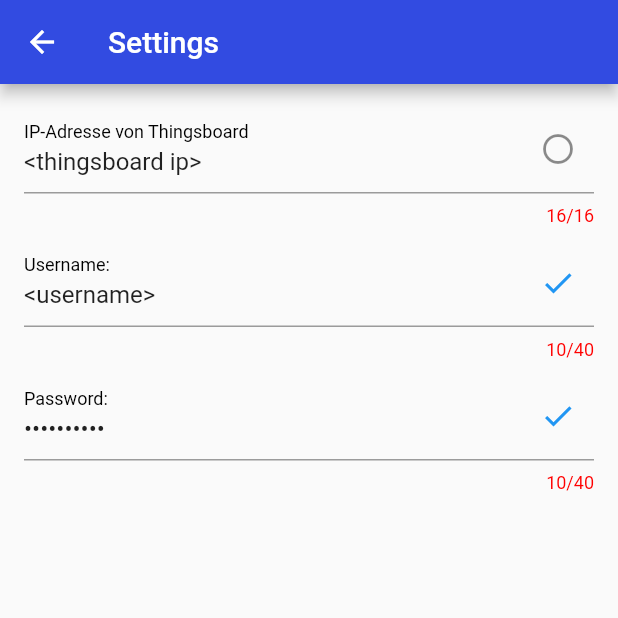
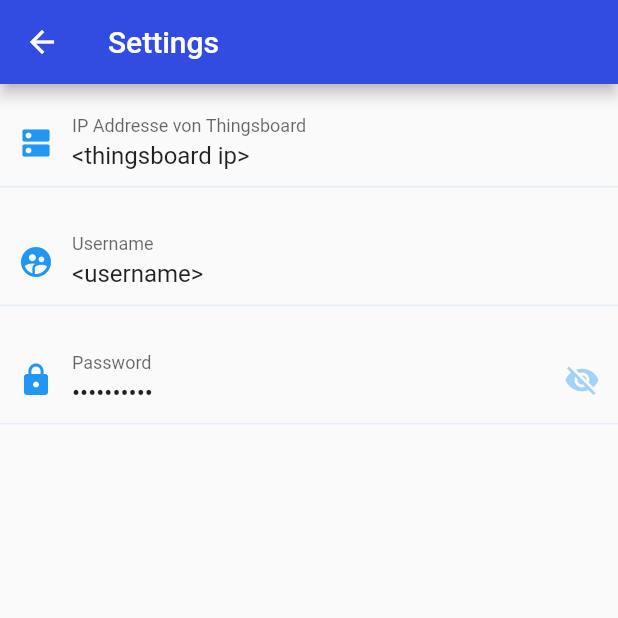
Before and after one commit to b9-rzt/air-quality-monitoring, a Flutter app: the screen it shows after launch, after a tap on "Einstellungen", on a phone screen of 412 x 824 dp, the top half of it. Run offline on Flutter 3.47's test engine with Material 2 defaults, Android fonts, the phone set to English and light mode, and no system bars; our stand-ins replace flutter_secure_storage, syncfusion_flutter_gauges; missing offline and left inert: thingsboard_client.

Commit message:
update settings

```diff
--- a/lib/main.dart
+++ b/lib/main.dart
@@ -13,6 +13,7 @@
   @override
   Widget build(BuildContext context) {
     return MaterialApp(
+      debugShowCheckedModeBanner: false,
       title: 'Flutter Thingsboard',
       theme: ThemeData(
         primarySwatch: Colors.blue,
--- a/lib/pages/settings.dart
+++ b/lib/pages/settings.dart
@@ -1,7 +1,5 @@
 import 'package:flutter/material.dart';
 import 'package:myapp/Backend/thingsboard_adapter_client.dart';
-import 'package:myapp/value/settvalue.dart';
-// import 'package:regexed_validator/regexed_validator.dart';
 
 /// Settings Page
 class Settings extends StatefulWidget {
@@ -16,62 +14,7 @@
 class _SettingsState extends State<Settings> {
   final ThingsboardAdapterClient _c;
   _SettingsState(this._c);
-
-  /// list with settings
-  List<Setting> sett = [];
-
-  /// definition of the most used icons
-  Icon check = const Icon(Icons.check, color: Colors.blue);
-  Icon close = const Icon(Icons.close, color: Colors.red);
-
-  @override
-  void initState() {
-    addSettings();
-    super.initState();
-  }
-
-  /// initiate the settings
-  void addSettings() {
-    /// setting ip address
-    sett.add(Setting("IPAddress", const Icon(Icons.circle_outlined),
-        "IP-Adresse von Thingsboard", (String v) {
-      setState(() {
-        sett[0].icon = check;
-        sett[0].valuetext = v;
-        sett[0].saveSetting(_c);
-        // sett[0].helpertext = "";
-      });
-      // if (validator.ip(v)) {
-      //   setState(() {
-      //     sett[0].icon = check;
-      //     sett[0].valuetext = v;
-      //     sett[0].saveSetting(_c);
-      //     sett[0].helpertext = "";
-      //   });
-      // } else {
-      //   setState(() {
-      //     sett[0].icon = close;
-      //     sett[0].helpertext = "Ivalid IP Address!";
-      //   });
-      // }
-    }, "", _c.sa.getElementwithkey("IPAddress"), 16));
-
-    /// setting username
-    sett.add(Setting("Username", check, "Username:", (String v) {
-      setState(() {
-        sett[1].valuetext = v;
-        sett[1].saveSetting(_c);
-      });
-    }, "", _c.sa.getElementwithkey("Username"), 40));
-
-    /// setting password
-    sett.add(Setting.password("Password", check, "Password:", (String v) {
-      setState(() {
-        sett[2].valuetext = v;
-        sett[2].saveSetting(_c);
-      });
-    }, "", _c.sa.getElementwithkey("Password"), 40));
-  }
+  bool _hidePassword = true;
 
   @override
   Widget build(BuildContext context) {
@@ -86,78 +29,113 @@
             children: <Widget>[
               const SizedBox(height: 10),
 
-              /// list the settings on the page
-              for (int count
-                  in List.generate(sett.length, (index) => index + 1))
-                textformfieldSettings(context, sett[count - 1]),
+              Form(
+                child: TextFormField(
+                  onChanged: (value) {
+                    _c.sa.updateElementwithKey("IPAddress", value);
+                  },
+                  initialValue: _c.sa.getElementwithkey("IPAddress"),
+                  keyboardType: TextInputType.text,
+                  decoration: InputDecoration(
+                    labelText: "IP Addresse von Thingsboard",
+                    enabledBorder: UnderlineInputBorder(
+                      borderSide: BorderSide(
+                        color:
+                            Theme.of(context).backgroundColor.withOpacity(0.2),
+                      ),
+                    ),
+                    focusedBorder: UnderlineInputBorder(
+                      borderSide: BorderSide(
+                        color: Theme.of(context).colorScheme.secondary,
+                      ),
+                    ),
+                    prefixIcon: Icon(
+                      Icons.dns,
+                      color: Theme.of(context).colorScheme.secondary,
+                    ),
+                  ),
+                ),
+              ),
+              const SizedBox(
+                height: 20,
+              ),
+
+              Form(
+                child: TextFormField(
+                  onChanged: (value) {
+                    _c.sa.updateElementwithKey("Username", value);
+                  },
+                  initialValue: _c.sa.getElementwithkey("Username"),
+                  keyboardType: TextInputType.emailAddress,
+                  decoration: InputDecoration(
+                    labelText: "Username",
+                    enabledBorder: UnderlineInputBorder(
+                      borderSide: BorderSide(
+                        color:
+                            Theme.of(context).backgroundColor.withOpacity(0.2),
+                      ),
+                    ),
+                    focusedBorder: UnderlineInputBorder(
+                      borderSide: BorderSide(
+                        color: Theme.of(context).colorScheme.secondary,
+                      ),
+                    ),
+                    prefixIcon: Icon(
+                      Icons.supervised_user_circle,
+                      color: Theme.of(context).colorScheme.secondary,
+                    ),
+                  ),
+                ),
+              ),
+              const SizedBox(
+                height: 20,
+              ),
+
+              // Passwordfield
+              Form(
+                child: TextFormField(
+                  onChanged: (value) {
+                    _c.sa.updateElementwithKey("Password", value);
+                  },
+                  keyboardType: TextInputType.text,
+                  obscureText: _hidePassword,
+                  initialValue: _c.sa.getElementwithkey("Password"),
+                  decoration: InputDecoration(
+                    labelText: "Password",
+                    enabledBorder: UnderlineInputBorder(
+                      borderSide: BorderSide(
+                        color:
+                            Theme.of(context).backgroundColor.withOpacity(0.2),
+                      ),
+                    ),
+                    focusedBorder: UnderlineInputBorder(
+                      borderSide: BorderSide(
+                        color: Theme.of(context).colorScheme.secondary,
+                      ),
+                    ),
+                    prefixIcon: Icon(
+                      Icons.lock,
+                      color: Theme.of(context).colorScheme.secondary,
+                    ),
+                    suffixIcon: IconButton(
+                      onPressed: () {
+                        setState(() {
+                          _hidePassword = !_hidePassword;
+                        });
+                      },
+                      color: Theme.of(context)
+                          .colorScheme
+                          .secondary
+                          .withOpacity(0.4),
+                      icon: Icon(_hidePassword
+                          ? Icons.visibility_off
+                          : Icons.visibility),
+                    ),
+                  ),
+                ),
+              ),
             ],
           ),
         ));
   }
-
-  /// label widget
-  Widget label(String text) {
-    return Text(
-      text,
-      style:
-          Theme.of(context).textTheme.subtitle1!.copyWith(color: Colors.black),
-    );
-  }
-
-  /// divider widget
-  Widget div() {
-    return const Divider(
-      color: Colors.black,
-      height: 5,
-    );
-  }
-
-  /// radio button widget for the future
-  // Widget radioText(
-  //     BuildContext context, String text, SettValue groupvalue, int value1) {
-  //   return ListTile(
-  //     title: Text(
-  //       text,
-  //       style: Theme.of(context)
-  //           .textTheme
-  //           .subtitle1!
-  //           .copyWith(color: Colors.black),
-  //     ),
-  //     trailing: Radio(
-  //       value: value1,
-  //       groupValue: groupvalue.value,
-  //       activeColor: const Color.fromARGB(255, 4, 0, 238),
-  //       onChanged: (int? value) {
-  //         setState(() {
-  //           groupvalue.value = value;
-  //         });
-  //       },
-  //     ),
-  //   );
-  // }
-
-  /// textfield for editing the settings
-  Widget textformfieldSettings(BuildContext context, Setting set) {
-    return ListTile(
-        title: TextFormField(
-            obscureText: set.obscure,
-            cursorColor: const Color.fromARGB(255, 0, 4, 255),
-            initialValue: set.valuetext,
-            maxLength: set.maxlength,
-            onChanged: set.changefunction,
-            decoration: inputdeco(set)));
-  }
-
-  /// decoration of the textfields
-  InputDecoration inputdeco(Setting set) {
-    return InputDecoration(
-      labelText: set.settingstext,
-      labelStyle: const TextStyle(
-        color: Color.fromARGB(255, 0, 0, 0),
-      ),
-      suffixIcon: set.icon,
-      helperText: set.helpertext,
-      helperStyle: const TextStyle(color: Color.fromARGB(255, 255, 0, 0)),
-    );
-  }
 }
--- a/lib/value/settvalue.dart
+++ /dev/null
@@ -1,33 +0,0 @@
-import 'package:flutter/material.dart';
-import 'package:myapp/Backend/thingsboard_adapter_client.dart';
-
-/// classes for the settings
-class SettValue {
-  int? value;
-
-  SettValue(this.value);
-}
-
-class Setting {
-  String key;
-  Icon icon;
-  String settingstext;
-  Function(String) changefunction;
-  String helpertext;
-  String valuetext;
-  int maxlength;
-  bool obscure = false;
-
-  Setting(this.key, this.icon, this.settingstext, this.changefunction,
-      this.helpertext, this.valuetext, this.maxlength);
-
-  Setting.password(this.key, this.icon, this.settingstext, this.changefunction,
-      this.helpertext, this.valuetext, this.maxlength)
-      : obscure = true;
-
-  void saveSetting(ThingsboardAdapterClient _c) {
-    _c.sa.updateElementwithKey(key, valuetext);
-
-    debugPrint("Saved: $key : $valuetext!");
-  }
-}
```
